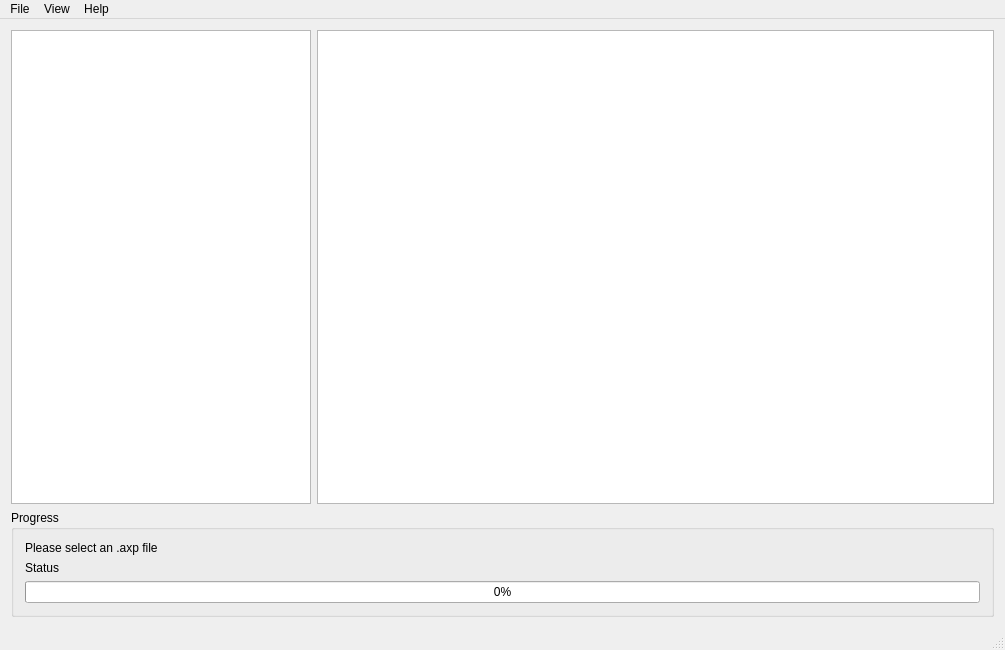
HadesD/AxpFileManager, file src/MainWindow.ui: the form before one commit.
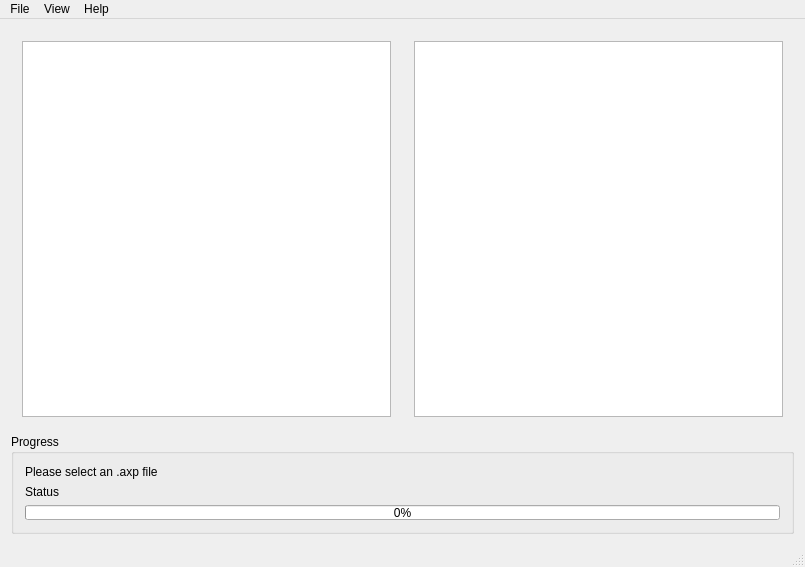
The form after the commit. Icons and pictures are not drawn. Custom widgets are drawn as their Qt base class.

What changed in the file:
```diff
--- a/src/MainWindow.ui
+++ b/src/MainWindow.ui
@@ -9,8 +9,8 @@
    <rect>
     <x>0</x>
     <y>0</y>
-    <width>1005</width>
-    <height>650</height>
+    <width>805</width>
+    <height>567</height>
    </rect>
   </property>
   <property name="windowTitle">
@@ -1271,17 +1271,19 @@
 </string>
   </property>
   <widget class="QWidget" name="centralWidget">
-   <layout class="QGridLayout" name="gridLayout">
-    <item row="0" column="0" colspan="3">
+   <layout class="QVBoxLayout" name="verticalLayout_5">
+    <item>
+     <widget class="QSplitter" name="splitter">
+      <property name="orientation">
+       <enum>Qt::Horizontal</enum>
+      </property>
+      <property name="handleWidth">
+       <number>1</number>
+      </property>
+      <widget class="QWidget" name="verticalLayoutWidget">
      <layout class="QHBoxLayout" name="horizontalLayout">
       <item>
        <widget class="AxpDirListView" name="dirList">
-        <property name="maximumSize">
-         <size>
-          <width>300</width>
-          <height>16777215</height>
-         </size>
-        </property>
         <property name="editTriggers">
          <set>QAbstractItemView::NoEditTriggers</set>
         </property>
@@ -1299,6 +1301,10 @@
         </attribute>
        </widget>
       </item>
+       </layout>
+      </widget>
+      <widget class="QWidget" name="layoutWidget">
+       <layout class="QVBoxLayout" name="verticalLayout">
       <item>
        <widget class="AxpFileListView" name="fileList">
         <property name="editTriggers">
@@ -1325,33 +1331,41 @@
        </widget>
       </item>
      </layout>
+      </widget>
+     </widget>
     </item>
-    <item row="1" column="0" colspan="3">
+    <item>
      <widget class="QGroupBox" name="statusGroupBox">
+      <property name="maximumSize">
+       <size>
+        <width>16777215</width>
+        <height>100</height>
+       </size>
+      </property>
       <property name="title">
        <string>Progress</string>
       </property>
-      <layout class="QGridLayout" name="gridLayout_3">
+      <layout class="QVBoxLayout" name="verticalLayout_6">
        <property name="leftMargin">
         <number>11</number>
        </property>
-       <item row="2" column="0">
-        <layout class="QGridLayout" name="statusLayout">
-         <item row="0" column="0">
+       <item>
+        <layout class="QVBoxLayout" name="verticalLayout_7">
+         <item>
           <widget class="QLabel" name="workingPathLabel">
            <property name="text">
             <string>Please select an .axp file</string>
            </property>
           </widget>
          </item>
-         <item row="1" column="0">
+         <item>
           <widget class="QLabel" name="messageLabel">
            <property name="text">
             <string>Status</string>
            </property>
           </widget>
          </item>
-         <item row="2" column="0">
+         <item>
           <widget class="QProgressBar" name="progressBar">
            <property name="value">
             <number>0</number>
@@ -1371,7 +1385,7 @@
     <rect>
      <x>0</x>
      <y>0</y>
-     <width>1005</width>
+     <width>805</width>
      <height>20</height>
     </rect>
    </property>
```
Left out of the diff: 4 changed lines with no effect on the pictures. Lines whose indentation alone changed are shown as unchanged.
